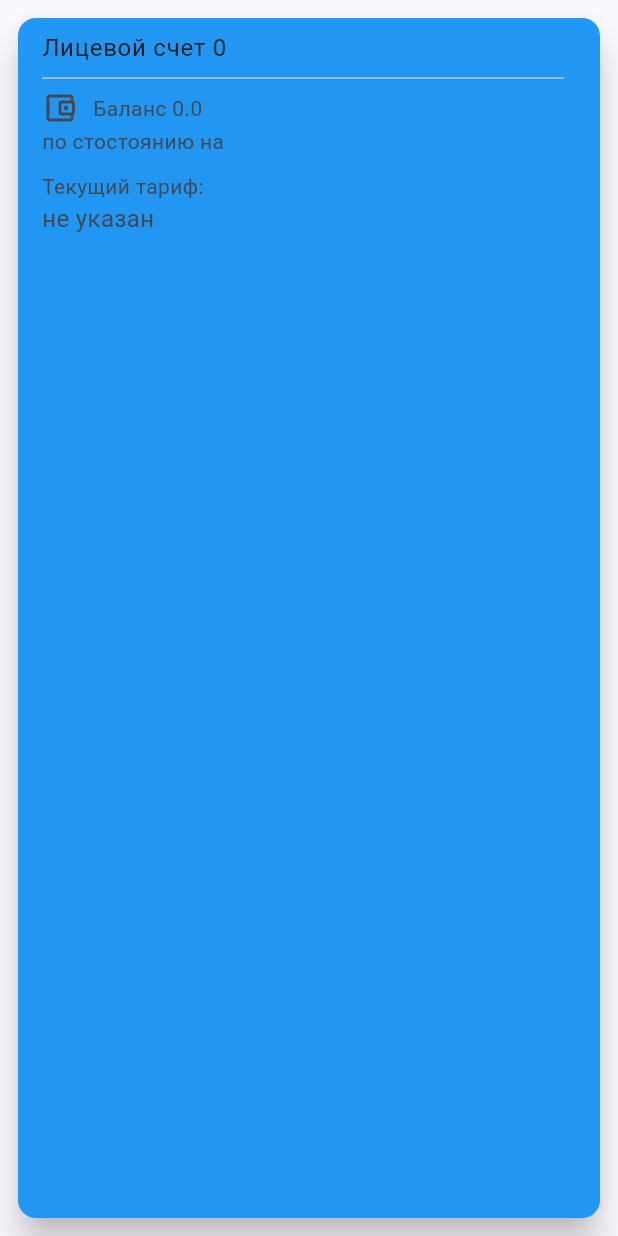
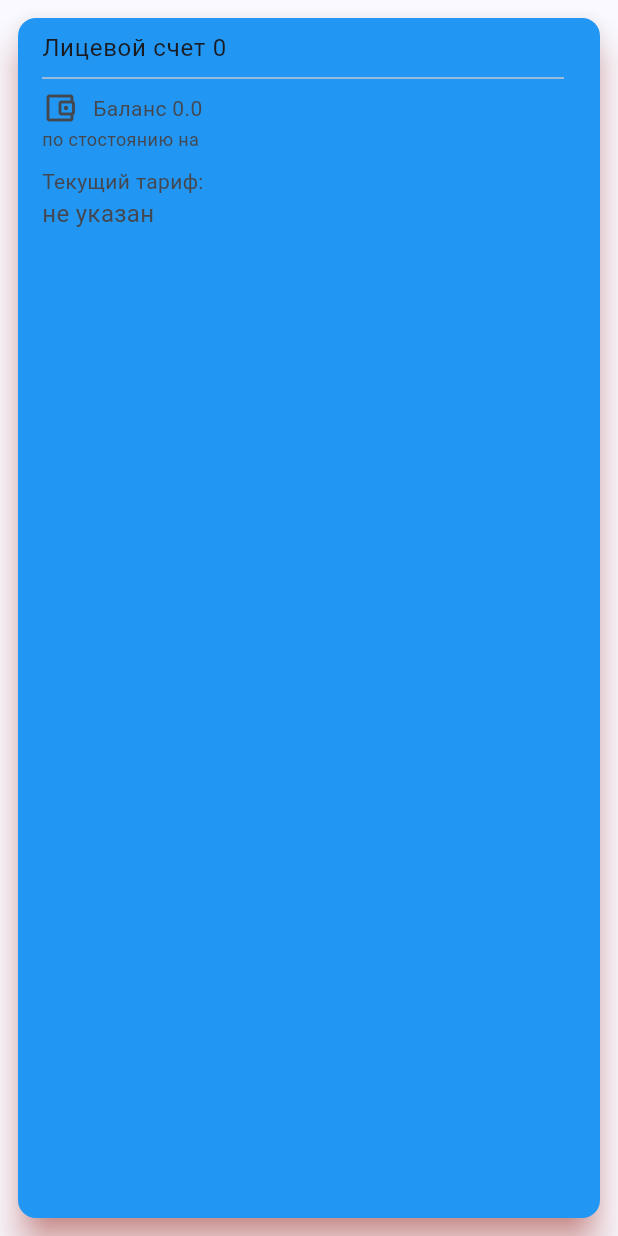
Before and after one commit to arsikz3/utm_lite, a Flutter app: the AccountCard widget shown alone on an empty page, opened directly with empty values, on a phone screen of 412 x 824 dp. Run offline on Flutter 3.47's test engine with Material 3 defaults, Android fonts, the phone set to English and light mode, and no system bars; our stand-ins replace flutter_slidable, hive, hive_flutter, package_info_plus; accounts and stored records are empty; network calls fail.

Commit message:
fix time

```diff
--- a/lib/pages/page_accounts.dart
+++ b/lib/pages/page_accounts.dart
@@ -32,7 +32,6 @@ class _TabLayoutAccountState extends State<TabLayoutAccount>
   void initState() {
     super.initState();
     events = true;
-
     _tabController = TabController(length: 0, vsync: this); //было убрано
 
     getAcc();
@@ -118,6 +117,7 @@ class AccountCard extends StatelessWidget {
     return Padding(
       padding: const EdgeInsets.all(8.0),
       child: Card(
+        shadowColor: Colors.red,
         elevation: 10,
         // color: Colors.blue,
         clipBehavior: Clip.antiAlias,
@@ -158,7 +158,8 @@ class AccountCard extends StatelessWidget {
                       //         Text('по стостоянию на ' + account.actualDate)),
                     ],
                   ),
-                  Text('по стостоянию на ' + account.actualDate),
+                  Text('по стостоянию на ${account.actualDate}',
+                      style: const TextStyle(fontSize: 12)),
                   const SizedBox(
                     height: 10,
                   ),
```
Also changed, not shown: lib/pages/page_users.dart (+7 -7 lines).
